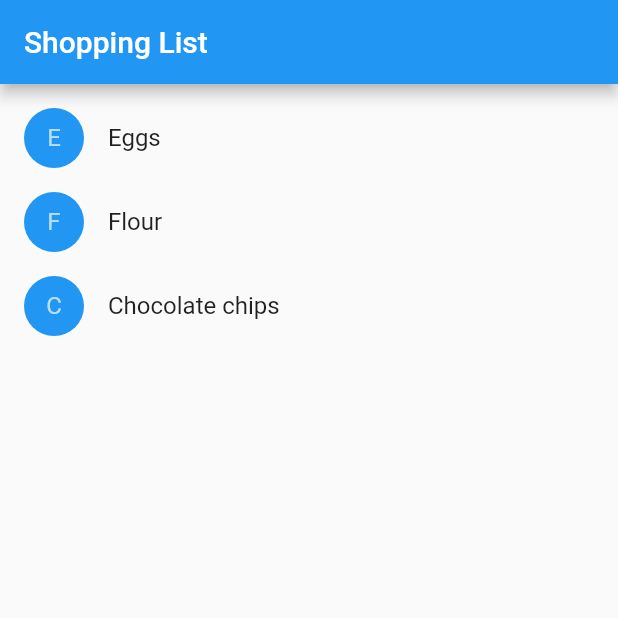
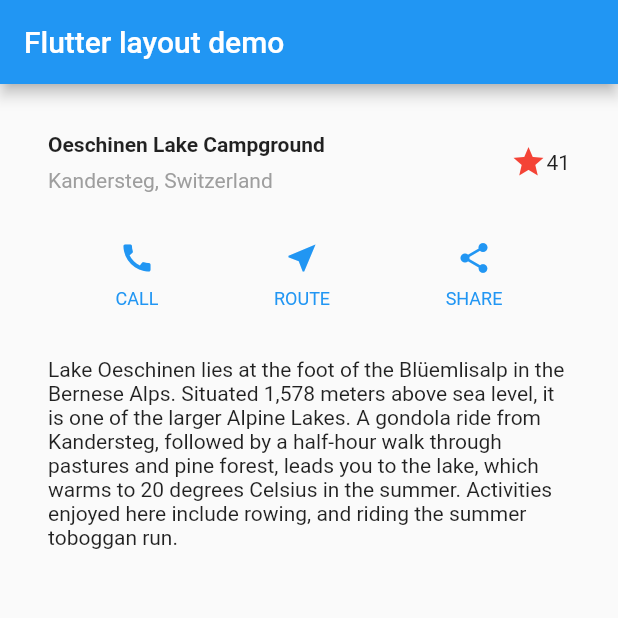
Before and after one commit to leejaa/flutter_application_1, a Flutter app: the screen it shows after launch, on a phone screen of 412 x 824 dp, the top half of it. Run offline on Flutter 3.47's test engine with Material 2 defaults, Android fonts, the phone set to English and light mode, and no system bars.

Commit message:
Update main.dart

```diff
--- a/lib/main.dart
+++ b/lib/main.dart
@@ -1,125 +1,120 @@
 import 'package:flutter/material.dart';
+// Uncomment lines 7 and 10 to view the visual layout at runtime.
+// import 'package:flutter/rendering.dart' show debugPaintSizeEnabled;
 
-class Product {
-  const Product({required this.name});
-
-  final String name;
+void main() {
+  // debugPaintSizeEnabled = true;
+  runApp(const MyApp());
 }
 
-typedef CartChangedCallback = Function(Product product, bool inCart);
+class MyApp extends StatelessWidget {
+  const MyApp({Key? key}) : super(key: key);
 
-class ShoppingListItem extends StatelessWidget {
-  ShoppingListItem({
-    required this.product,
-    required this.inCart,
-    required this.onCartChanged,
-  }) : super(key: ObjectKey(product));
+  @override
+  Widget build(BuildContext context) {
+    Widget titleSection = Container(
+      padding: const EdgeInsets.all(32),
+      child: Row(
+        children: [
+          Expanded(
+            /*1*/
+            child: Column(
+              crossAxisAlignment: CrossAxisAlignment.start,
+              children: [
+                /*2*/
+                Container(
+                  padding: const EdgeInsets.only(bottom: 8),
+                  child: const Text(
+                    'Oeschinen Lake Campground',
+                    style: TextStyle(
+                      fontWeight: FontWeight.bold,
+                    ),
+                  ),
+                ),
+                Text(
+                  'Kandersteg, Switzerland',
+                  style: TextStyle(
+                    color: Colors.grey[500],
+                  ),
+                ),
+              ],
+            ),
+          ),
+          /*3*/
+          Icon(
+            Icons.star,
+            color: Colors.red[500],
+          ),
+          const Text('41'),
+        ],
+      ),
+    );
 
-  final Product product;
-  final bool inCart;
-  final CartChangedCallback onCartChanged;
+    Color color = Theme.of(context).primaryColor;
 
-  Color _getColor(BuildContext context) {
-    // The theme depends on the BuildContext because different
-    // parts of the tree can have different themes.
-    // The BuildContext indicates where the build is
-    // taking place and therefore which theme to use.
+    Widget buttonSection = Row(
+      mainAxisAlignment: MainAxisAlignment.spaceEvenly,
+      children: [
+        _buildButtonColumn(color, Icons.call, 'CALL'),
+        _buildButtonColumn(color, Icons.near_me, 'ROUTE'),
+        _buildButtonColumn(color, Icons.share, 'SHARE'),
+      ],
+    );
 
-    return inCart //
-        ? Colors.black54
-        : Theme.of(context).primaryColor;
-  }
+    Widget textSection = const Padding(
+      padding: EdgeInsets.all(32),
+      child: Text(
+        'Lake Oeschinen lies at the foot of the Blüemlisalp in the Bernese '
+        'Alps. Situated 1,578 meters above sea level, it is one of the '
+        'larger Alpine Lakes. A gondola ride from Kandersteg, followed by a '
+        'half-hour walk through pastures and pine forest, leads you to the '
+        'lake, which warms to 20 degrees Celsius in the summer. Activities '
+        'enjoyed here include rowing, and riding the summer toboggan run.',
+        softWrap: true,
+      ),
+    );
 
-  TextStyle? _getTextStyle(BuildContext context) {
-    if (!inCart) return null;
-
-    return const TextStyle(
-      color: Colors.black54,
-      decoration: TextDecoration.lineThrough,
+    return MaterialApp(
+      title: 'Flutter layout demo',
+      home: Scaffold(
+        appBar: AppBar(
+          title: const Text('Flutter layout demo'),
+        ),
+        body: ListView(
+          children: [
+            // Image.asset(
+            //   'images/lake.jpg',
+            //   width: 600,
+            //   height: 240,
+            //   fit: BoxFit.cover,
+            // ),
+            titleSection,
+            buttonSection,
+            textSection,
+          ],
+        ),
+      ),
     );
   }
 
-  @override
-  Widget build(BuildContext context) {
-    return ListTile(
-      onTap: () {
-        onCartChanged(product, inCart);
-      },
-      leading: CircleAvatar(
-        backgroundColor: _getColor(context),
-        child: Text(product.name[0]),
-      ),
-      title: Text(
-        product.name,
-        style: _getTextStyle(context),
-      ),
+  Column _buildButtonColumn(Color color, IconData icon, String label) {
+    return Column(
+      mainAxisSize: MainAxisSize.min,
+      mainAxisAlignment: MainAxisAlignment.center,
+      children: [
+        Icon(icon, color: color),
+        Container(
+          margin: const EdgeInsets.only(top: 8),
+          child: Text(
+            label,
+            style: TextStyle(
+              fontSize: 12,
+              fontWeight: FontWeight.w400,
+              color: color,
+            ),
+          ),
+        ),
+      ],
     );
   }
 }
-
-class ShoppingList extends StatefulWidget {
-  const ShoppingList({required this.products, Key? key}) : super(key: key);
-
-  final List<Product> products;
-
-  // The framework calls createState the first time
-  // a widget appears at a given location in the tree.
-  // If the parent rebuilds and uses the same type of
-  // widget (with the same key), the framework re-uses
-  // the State object instead of creating a new State object.
-
-  @override
-  _ShoppingListState createState() => _ShoppingListState();
-}
-
-class _ShoppingListState extends State<ShoppingList> {
-  final _shoppingCart = <Product>{};
-
-  void _handleCartChanged(Product product, bool inCart) {
-    setState(() {
-      // When a user changes what's in the cart, you need
-      // to change _shoppingCart inside a setState call to
-      // trigger a rebuild.
-      // The framework then calls build, below,
-      // which updates the visual appearance of the app.
-
-      if (!inCart) {
-        _shoppingCart.add(product);
-      } else {
-        _shoppingCart.remove(product);
-      }
-    });
-  }
-
-  @override
-  Widget build(BuildContext context) {
-    return Scaffold(
-      appBar: AppBar(
-        title: const Text('Shopping List'),
-      ),
-      body: ListView(
-        padding: const EdgeInsets.symmetric(vertical: 8.0),
-        children: widget.products.map((Product product) {
-          return ShoppingListItem(
-            product: product,
-            inCart: _shoppingCart.contains(product),
-            onCartChanged: _handleCartChanged,
-          );
-        }).toList(),
-      ),
-    );
-  }
-}
-
-void main() {
-  runApp(const MaterialApp(
-    title: 'Shopping App',
-    home: ShoppingList(
-      products: [
-        Product(name: 'Eggs'),
-        Product(name: 'Flour'),
-        Product(name: 'Chocolate chips'),
-      ],
-    ),
-  ));
-}
```
